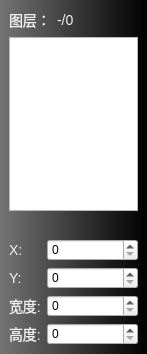
guee/GueeRecorder, file FormLayerTools.ui: the form before one commit.
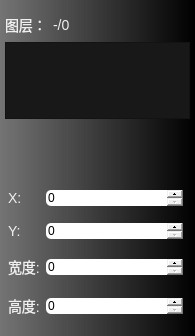
The form after the commit. Icons and pictures are not drawn.

```diff
--- a/FormLayerTools.ui
+++ b/FormLayerTools.ui
@@ -9,8 +9,8 @@
    <rect>
     <x>0</x>
     <y>0</y>
-    <width>147</width>
-    <height>354</height>
+    <width>195</width>
+    <height>336</height>
    </rect>
   </property>
   <property name="windowTitle">
@@ -21,6 +21,56 @@
 {
 	background-color: qlineargradient(spread:pad, x1:1, y1:0, x2:0, y2:0, stop:0 rgba(0, 0, 0, 255), stop:1 rgba(79, 79, 79, 196));
 }
+QScrollArea#scrollAreaOption
+{
+	background-color: transparent;
+}
+QWidget#scrollAreaWidgetContents
+{
+	background-color: transparent;
+}
+
+QScrollBar::vertical{
+	border:none;
+	background:#10FFFFFF;
+	width:12px;
+}
+QScrollBar::handle:vertical{
+	border:none;
+	border-radius:5px;
+	background:#40FFFFFF;
+	min-height:20px;
+	min-width:8px;
+	width:8px;
+}
+QScrollBar::handle:vertical:hover{
+	background:#E0FFFFFF;
+}
+QScrollBar::handle:vertical:pressed{
+	background:#D0FFFFFF;
+}
+
+QScrollBar::horizontal{
+	border:none;
+	background:#10FFFFFF;
+	height:12px;
+}
+QScrollBar::handle:horizontal{
+	border:none;
+	border-radius:5px;
+	background:#40FFFFFF;
+	min-height:8px;
+	min-width:20px;
+	height:8px;
+}
+QScrollBar::handle:horizontal:hover{
+	background:#E0FFFFFF;
+}
+QScrollBar::handle:horizontal:pressed{
+	background:#D0FFFFFF;
+}
+
+
 QPushButton
 {
 border:none;
@@ -113,29 +163,14 @@
 }
 
 
-QPushButton#pushButtonPrev
+
+QPushButton#pushButtonDing
 {
 	image: url(:/butSelectPrev_normal.png);
 }
-QPushButton#pushButtonPrev:hover
+QPushButton#pushButtonDing:checked
 {
-	image: url(:/butSelectPrev_enter.png);
-}
-QPushButton#pushButtonPrev:disabled
-{
-	image: url(:/butSelectPrev_disable.png);
-}
-QPushButton#pushButtonNext
-{
-	image: url(:/butSelectNext_normal.png)
-}
-QPushButton#pushButtonNext:hover
-{
-	image: url(:/butSelectNext_enter.png);
-}
-QPushButton#pushButtonNext:disabled
-{
-	image: url(:/butSelectNext_disable.png);
+	image: url(:/butDing_checked_normal.png);
 }
 
 QPushButton#pushButtonRemove
@@ -150,7 +185,34 @@
 {
 	image: url(:/butCancel_disable.png);
 }
-</string>
+
+QListView#listViewLayers
+{
+	background-color: rgb(24, 24, 24);
+	color: rgb(255, 255, 255);
+}
+QListView#listViewLayers:item:alternate
+{
+	background-color: rgb(32, 32, 32);
+}
+QListView#listViewLayers:item:selected
+{
+	background-color: rgb(48, 120, 255);
+}
+QSpinBox{
+border:none;
+border-top-left-radius: 5px;
+border-bottom-left-radius:5px;
+padding-left:0px;
+}
+QSpinBox::up-button{
+subcontrol-origin:border;
+subcontrol-position:top right;
+}
+QSpinBox::down-button{
+subcontrol-origin:border;
+subcontrol-position:bottom right;
+}</string>
   </property>
   <layout class="QGridLayout" name="gridLayout">
    <property name="leftMargin">
@@ -167,92 +229,35 @@
    </property>
    <item row="0" column="0">
     <widget class="QWidget" name="widgetBox" native="true">
-     <layout class="QFormLayout" name="formLayout">
-      <item row="2" column="0" colspan="2">
-       <widget class="QListView" name="listViewLayers">
-        <property name="minimumSize">
-         <size>
-          <width>0</width>
-          <height>48</height>
-         </size>
-        </property>
-        <property name="iconSize">
-         <size>
-          <width>16</width>
-          <height>16</height>
-         </size>
-        </property>
-       </widget>
-      </item>
-      <item row="4" column="0">
-       <widget class="QLabel" name="label">
-        <property name="text">
-         <string>X:</string>
-        </property>
-       </widget>
-      </item>
-      <item row="4" column="1">
-       <widget class="QSpinBox" name="spinBoxX">
-        <property name="sizePolicy">
-         <sizepolicy hsizetype="Expanding" vsizetype="Fixed">
-          <horstretch>0</horstretch>
-          <verstretch>0</verstretch>
-         </sizepolicy>
-        </property>
-       </widget>
-      </item>
-      <item row="5" column="0">
-       <widget class="QLabel" name="label_3">
-        <property name="text">
-         <string>Y:</string>
-        </property>
-       </widget>
-      </item>
-      <item row="5" column="1">
-       <widget class="QSpinBox" name="spinBoxY">
+     <layout class="QVBoxLayout" name="verticalLayout_2">
+      <property name="leftMargin">
+       <number>0</number>
+      </property>
+      <property name="topMargin">
+       <number>5</number>
+      </property>
+      <property name="rightMargin">
+       <number>0</number>
+      </property>
+      <property name="bottomMargin">
+       <number>0</number>
+      </property>
+      <item>
+       <widget class="QWidget" name="widgetLayers" native="true">
         <property name="sizePolicy">
-         <sizepolicy hsizetype="Expanding" vsizetype="Fixed">
+         <sizepolicy hsizetype="Preferred" vsizetype="Preferred">
           <horstretch>0</horstretch>
-          <verstretch>0</verstretch>
+          <verstretch>2</verstretch>
          </sizepolicy>
         </property>
-       </widget>
-      </item>
-      <item row="6" column="0">
-       <widget class="QLabel" name="label_4">
-        <property name="text">
-         <string>宽度:</string>
-        </property>
-       </widget>
-      </item>
-      <item row="6" column="1">
-       <widget class="QSpinBox" name="spinBoxW">
-        <property name="sizePolicy">
-         <sizepolicy hsizetype="Expanding" vsizetype="Fixed">
-          <horstretch>0</horstretch>
-          <verstretch>0</verstretch>
-         </sizepolicy>
-        </property>
-       </widget>
-      </item>
-      <item row="7" column="0">
-       <widget class="QLabel" name="label_5">
-        <property name="text">
-         <string>高度:</string>
-        </property>
-       </widget>
-      </item>
-      <item row="7" column="1">
-       <widget class="QSpinBox" name="spinBoxH">
-        <property name="sizePolicy">
-         <sizepolicy hsizetype="Expanding" vsizetype="Fixed">
-          <horstretch>0</horstretch>
-          <verstretch>0</verstretch>
-         </sizepolicy>
-        </property>
-       </widget>
-      </item>
-      <item row="0" column="0" colspan="2">
+        <layout class="QVBoxLayout" name="verticalLayout">
+         <property name="leftMargin">
+          <number>5</number>
+         </property>
+         <property name="rightMargin">
+          <number>5</number>
+         </property>
+         <item>
        <layout class="QHBoxLayout" name="horizontalLayout">
         <item>
          <widget class="QLabel" name="label_2">
@@ -287,43 +292,44 @@
           </property>
           <property name="maximumSize">
            <size>
-            <width>16777215</width>
-            <height>16</height>
-           </size>
-          </property>
-          <property name="toolTip">
-           <string>选择上一个图层</string>
-          </property>
-          <property name="iconSize">
-           <size>
-            <width>24</width>
-            <height>24</height>
-           </size>
-          </property>
-         </widget>
-        </item>
-        <item>
-         <widget class="QPushButton" name="pushButtonNext">
-          <property name="minimumSize">
-           <size>
             <width>16</width>
             <height>16</height>
            </size>
           </property>
-          <property name="maximumSize">
-           <size>
-            <width>16777215</width>
-            <height>16</height>
-           </size>
-          </property>
           <property name="toolTip">
-           <string>选择下一个图层</string>
+              <string>固定图层工具窗口</string>
+             </property>
+             <property name="checkable">
+              <bool>true</bool>
           </property>
          </widget>
         </item>
        </layout>
       </item>
-      <item row="3" column="0" colspan="2">
+         <item>
+          <widget class="QListView" name="listViewLayers">
+           <property name="minimumSize">
+            <size>
+             <width>0</width>
+             <height>48</height>
+            </size>
+           </property>
+           <property name="editTriggers">
+            <set>QAbstractItemView::NoEditTriggers</set>
+           </property>
+           <property name="showDropIndicator" stdset="0">
+            <bool>false</bool>
+           </property>
+           <property name="iconSize">
+            <size>
+             <width>16</width>
+             <height>16</height>
+            </size>
+           </property>
+          </widget>
+         </item>
+         <item>
+          <widget class="QWidget" name="widgetLayerTools" native="true">
        <layout class="QHBoxLayout" name="horizontalLayout_8">
         <item>
          <widget class="QPushButton" name="pushButtonFullScreen">
@@ -454,6 +460,127 @@
          </widget>
         </item>
        </layout>
+          </widget>
+         </item>
+        </layout>
+       </widget>
+      </item>
+      <item>
+       <widget class="QScrollArea" name="scrollAreaOption">
+        <property name="sizePolicy">
+         <sizepolicy hsizetype="Expanding" vsizetype="Expanding">
+          <horstretch>0</horstretch>
+          <verstretch>2</verstretch>
+         </sizepolicy>
+        </property>
+        <property name="frameShape">
+         <enum>QFrame::NoFrame</enum>
+        </property>
+        <property name="lineWidth">
+         <number>0</number>
+        </property>
+        <property name="widgetResizable">
+         <bool>true</bool>
+        </property>
+        <widget class="QWidget" name="scrollAreaWidgetContents">
+         <property name="geometry">
+          <rect>
+           <x>0</x>
+           <y>0</y>
+           <width>195</width>
+           <height>163</height>
+          </rect>
+         </property>
+         <layout class="QGridLayout" name="gridLayout_2">
+          <property name="leftMargin">
+           <number>8</number>
+          </property>
+          <property name="topMargin">
+           <number>5</number>
+          </property>
+          <property name="rightMargin">
+           <number>12</number>
+          </property>
+          <property name="bottomMargin">
+           <number>5</number>
+          </property>
+          <item row="1" column="0">
+           <widget class="QLabel" name="label_3">
+            <property name="text">
+             <string>Y:</string>
+            </property>
+           </widget>
+          </item>
+          <item row="2" column="1">
+           <widget class="QSpinBox" name="spinBoxW">
+            <property name="sizePolicy">
+             <sizepolicy hsizetype="Expanding" vsizetype="Fixed">
+              <horstretch>0</horstretch>
+              <verstretch>0</verstretch>
+             </sizepolicy>
+            </property>
+           </widget>
+          </item>
+          <item row="1" column="1">
+           <widget class="QSpinBox" name="spinBoxY">
+            <property name="sizePolicy">
+             <sizepolicy hsizetype="Expanding" vsizetype="Fixed">
+              <horstretch>0</horstretch>
+              <verstretch>0</verstretch>
+             </sizepolicy>
+            </property>
+            <property name="maximum">
+             <number>565656557</number>
+            </property>
+           </widget>
+          </item>
+          <item row="0" column="1">
+           <widget class="QSpinBox" name="spinBoxX">
+            <property name="sizePolicy">
+             <sizepolicy hsizetype="Expanding" vsizetype="Fixed">
+              <horstretch>0</horstretch>
+              <verstretch>0</verstretch>
+             </sizepolicy>
+            </property>
+            <property name="styleSheet">
+             <string notr="true"/>
+            </property>
+           </widget>
+          </item>
+          <item row="2" column="0">
+           <widget class="QLabel" name="label_4">
+            <property name="text">
+             <string>宽度:</string>
+            </property>
+           </widget>
+          </item>
+          <item row="0" column="0">
+           <widget class="QLabel" name="label">
+            <property name="text">
+             <string>X:</string>
+            </property>
+           </widget>
+          </item>
+          <item row="3" column="0">
+           <widget class="QLabel" name="label_5">
+            <property name="text">
+             <string>高度:</string>
+            </property>
+           </widget>
+          </item>
+          <item row="3" column="1">
+           <widget class="QSpinBox" name="spinBoxH">
+            <property name="sizePolicy">
+             <sizepolicy hsizetype="Expanding" vsizetype="Fixed">
+              <horstretch>0</horstretch>
+              <verstretch>0</verstretch>
+             </sizepolicy>
+            </property>
+           </widget>
+          </item>
+         </layout>
+        </widget>
+       </widget>
       </item>
      </layout>
     </widget>
```
Left out of the diff: 4 changed lines with no effect on the pictures. Lines whose indentation alone changed are shown as unchanged.
